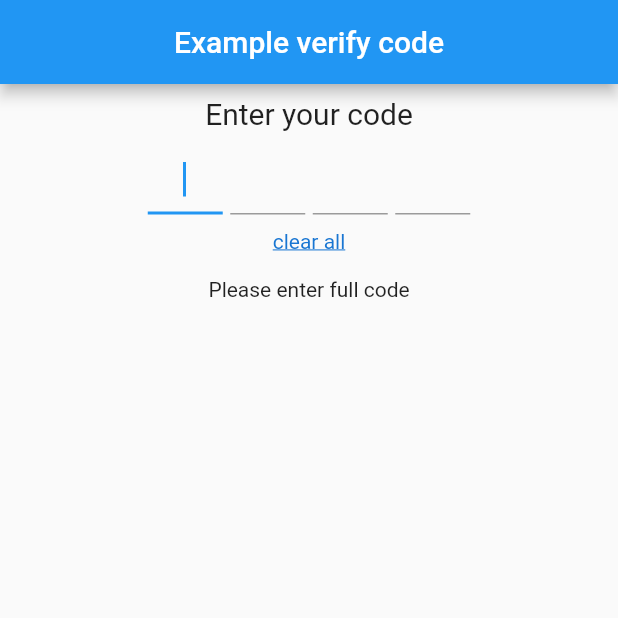
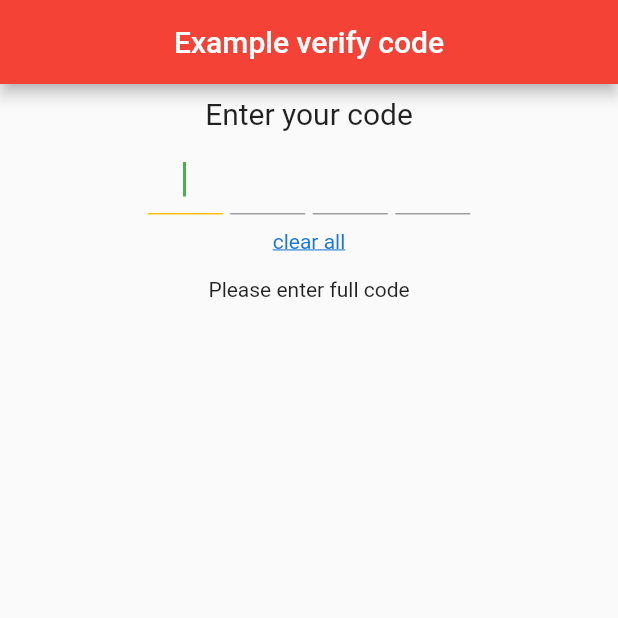
Before and after one commit to awaik/flutter_verification_code, a Flutter app: the screen it shows after launch, after a tap on "clear all", on a phone screen of 412 x 824 dp, the top half of it. Run offline on Flutter 3.47's test engine with Material 2 defaults, Android fonts, the phone set to English and light mode, and no system bars.

Commit message:
add option underlineColor

```diff
--- a/example/lib/main.dart
+++ b/example/lib/main.dart
@@ -10,8 +10,10 @@ class MyApp extends StatelessWidget {
     return MaterialApp(
       title: 'Flutter Demo',
       theme: ThemeData(
-        primarySwatch: Colors.blue,
-      ),
+          primarySwatch: Colors.green,
+          primaryColor: Colors.red,
+          accentColor: Colors.orange,
+          hintColor: Colors.green),
       home: MyHomePage(),
     );
   }
@@ -46,6 +48,8 @@ class _MyHomePageState extends State<MyHomePage> {
           VerificationCode(
             textStyle: TextStyle(fontSize: 20.0, color: Colors.red[900]),
             keyboardType: TextInputType.number,
+            // in case underline color is null it will use primaryColor: Colors.red from Theme
+            underlineColor: Colors.amber,
             length: 4,
             // clearAll is NOT required, you can delete it
             // takes any widget, so you can implement your design
@@ -68,6 +72,7 @@ class _MyHomePageState extends State<MyHomePage> {
               setState(() {
                 _onEditing = value;
               });
+              if (!_onEditing) FocusScope.of(context).unfocus();
             },
           ),
           Padding(
--- a/lib/src/flutter_verification_code.dart
+++ b/lib/src/flutter_verification_code.dart
@@ -6,10 +6,13 @@ class VerificationCode extends StatefulWidget {
   final TextInputType keyboardType;
   final int length;
   final double itemSize;
-  final BoxDecoration itemDecoration;
+  // in case underline color is null it will use primaryColor from Theme
+  final Color underlineColor;
   final TextStyle textStyle;
   //TODO autofocus == true bug
   final bool autofocus;
+
+  ///takes any widget, display it, when tap on that element - clear all fields
   final Widget clearAll;
 
   VerificationCode({
@@ -18,7 +21,7 @@ class VerificationCode extends StatefulWidget {
     @required this.onEditing,
     this.keyboardType = TextInputType.number,
     this.length = 4,
-    this.itemDecoration,
+    this.underlineColor,
     this.itemSize = 50,
     this.textStyle = const TextStyle(fontSize: 25.0),
     this.autofocus = false,
@@ -64,12 +67,10 @@ class _VerificationCodeState extends State<VerificationCode> {
   }
 
   Widget _buildInputItem(int index) {
-    bool border = (widget.itemDecoration == null);
     return TextField(
       keyboardType: widget.keyboardType,
       maxLines: 1,
       maxLength: 1,
-//      enabled: _currentIndex == index,
       controller: _listControllerText[index],
       focusNode: _listFocusNode[index],
       showCursor: true,
@@ -79,11 +80,17 @@ class _VerificationCodeState extends State<VerificationCode> {
       autofocus: widget.autofocus,
       style: widget.textStyle,
       decoration: InputDecoration(
-          border: (border ? null : InputBorder.none),
-          counterText: "",
-          contentPadding: EdgeInsets.all(((widget.itemSize * 2) / 10)),
-          errorMaxLines: 1,
-          fillColor: Colors.black),
+        enabledBorder: UnderlineInputBorder(
+          borderSide: BorderSide(color: Colors.grey),
+        ),
+        focusedBorder: UnderlineInputBorder(
+          borderSide: BorderSide(
+              color: widget.underlineColor ?? Theme.of(context).primaryColor),
+        ),
+        counterText: "",
+        contentPadding: EdgeInsets.all(((widget.itemSize * 2) / 10)),
+        errorMaxLines: 1,
+      ),
 //      textInputAction: TextInputAction.previous,
       onChanged: (String value) {
         if ((_currentIndex + 1) == widget.length && value.length > 0) {
@@ -142,7 +149,6 @@ class _VerificationCodeState extends State<VerificationCode> {
           height: widget.itemSize,
           width: widget.itemSize,
           margin: EdgeInsets.only(left: left),
-          decoration: widget.itemDecoration,
           child: _buildInputItem(index)));
     }
     return listWidget;
--- a/pubspec.yaml
+++ b/pubspec.yaml
@@ -1,7 +1,7 @@
 name: flutter_verification_code
 homepage: https://github.com/awaik/flutter_verification_code.git
 description: A Flutter package that help you create a verification input.
-version: 0.2.0
+version: 0.2.1
 
 environment:
   sdk: ">=2.1.0 <3.0.0"
```
Also changed, not shown: 6 other files.
